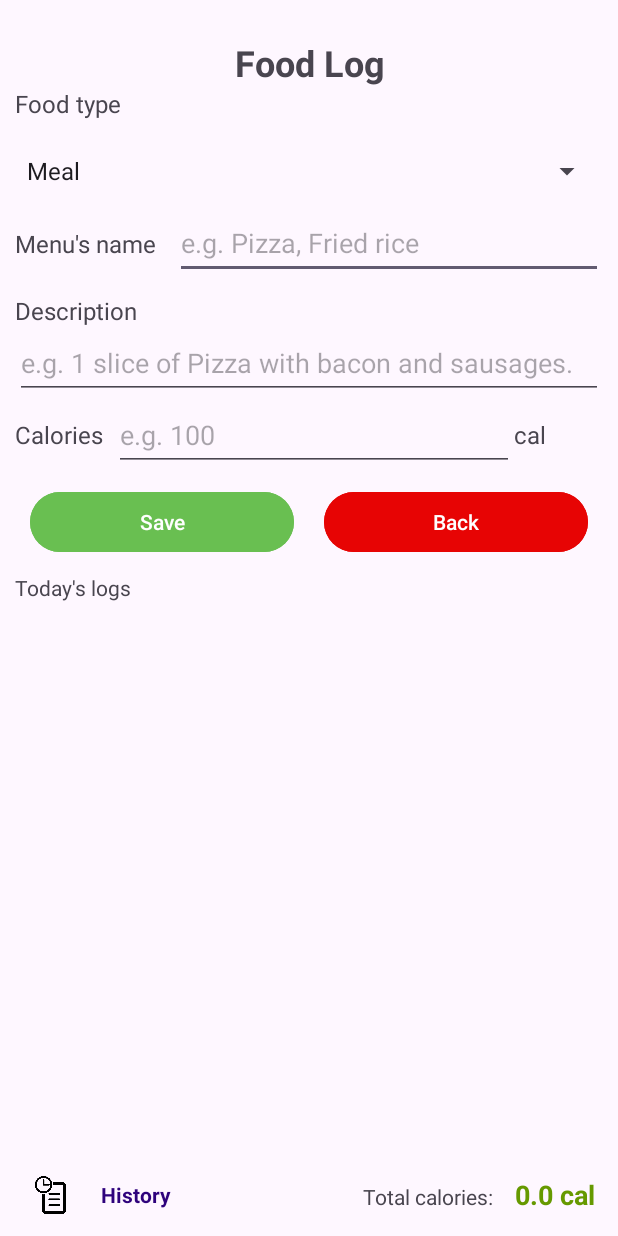
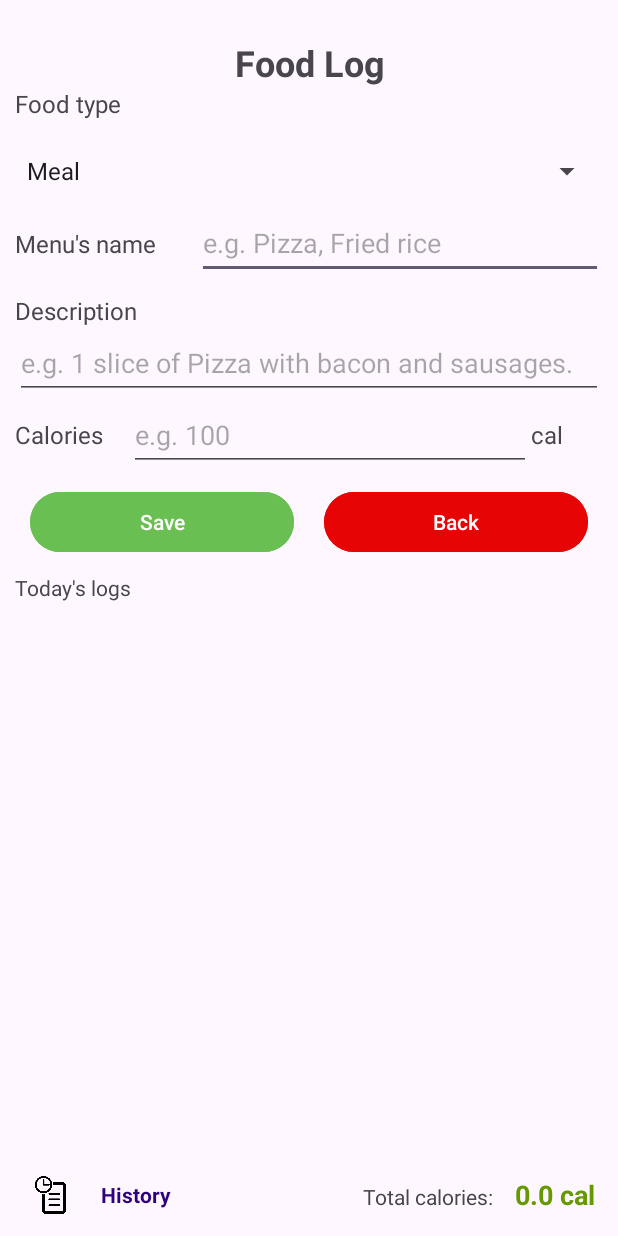
Before and after one commit to monkeystar0/healthyRecipeBuddy, an Android app: the FoodLogActivity screen opened directly, with no data from a screen before it, on a phone screen of 412 x 824 dp. Run offline under Robolectric (Android 15) with nearby library versions, the phone set to English and light mode, and no system bars; our stand-ins replace Room's generated code.

Commit message:
improve layout

```diff
--- a/app/src/main/res/layout/activity_food_log.xml
+++ b/app/src/main/res/layout/activity_food_log.xml
@@ -56,7 +56,7 @@
                 android:id="@+id/textView3"
                 android:layout_width="0dp"
                 android:layout_height="wrap_content"
-                android:layout_weight="1.5"
+                android:layout_weight="1.8"
                 android:text="Menu's name"
                 android:textSize="16dp" />
 
@@ -104,7 +104,7 @@
                 android:id="@+id/caloriesText"
                 android:layout_width="0dp"
                 android:layout_height="match_parent"
-                android:layout_weight="1"
+                android:layout_weight="1.2"
                 android:gravity="center_vertical"
                 android:text="Calories"
                 android:textSize="16sp" />
@@ -113,7 +113,7 @@
                 android:id="@+id/editCaloriesText"
                 android:layout_width="0dp"
                 android:layout_height="48dp"
-                android:layout_weight="4"
+                android:layout_weight="4.2"
                 android:ems="10"
                 android:hint="e.g. 100"
                 android:inputType="number" />
@@ -122,7 +122,7 @@
                 android:id="@+id/caloriesUnitText"
                 android:layout_width="0dp"
                 android:layout_height="match_parent"
-                android:layout_weight="0.89"
+                android:layout_weight="0.75"
                 android:gravity="center_vertical"
                 android:text="cal"
                 android:textSize="16sp" />
--- a/app/src/main/res/layout/food_log_item.xml
+++ b/app/src/main/res/layout/food_log_item.xml
@@ -37,16 +37,16 @@
 
         <TextView
             android:id="@+id/menuNameText"
-            android:layout_width="match_parent"
+            android:layout_width="wrap_content"
             android:layout_height="wrap_content"
             android:text="Menu" />
 
         <TextView
             android:id="@+id/descriptionText"
-            android:layout_width="match_parent"
+            android:layout_width="wrap_content"
             android:layout_height="wrap_content"
             android:text="description"
-            android:textColor="@color/material_dynamic_neutral40" />
+            android:textColor="#818181" />
 
         <TextView
             android:id="@+id/caloriesText"
```
